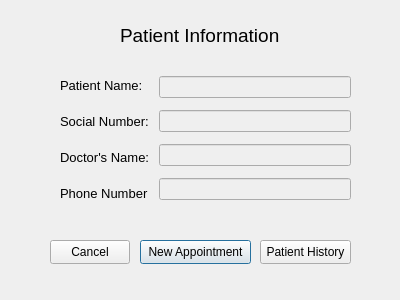
Old version of the form GroupFour_DoctorsOffice/patientpage.ui in the repository KittimasakBunrat/GroupFour_DoctorsOffice.
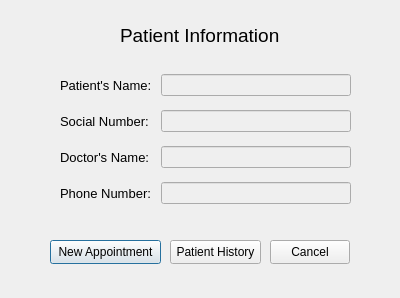
New version of the form.

```diff
--- a/GroupFour_DoctorsOffice/patientpage.ui
+++ b/GroupFour_DoctorsOffice/patientpage.ui
@@ -7,7 +7,7 @@
     <x>0</x>
     <y>0</y>
     <width>400</width>
-    <height>300</height>
+    <height>298</height>
    </rect>
   </property>
   <property name="windowTitle">
@@ -35,7 +35,7 @@
   <widget class="QPushButton" name="pushButton">
    <property name="geometry">
     <rect>
-     <x>140</x>
+     <x>50</x>
      <y>240</y>
      <width>111</width>
      <height>24</height>
@@ -48,7 +48,7 @@
   <widget class="QPushButton" name="pushButton_2">
    <property name="geometry">
     <rect>
-     <x>50</x>
+     <x>270</x>
      <y>240</y>
      <width>80</width>
      <height>24</height>
@@ -79,7 +79,7 @@
          </font>
         </property>
         <property name="text">
-         <string>Patient Name: </string>
+         <string>Patient's Name: </string>
         </property>
        </widget>
       </item>
@@ -118,7 +118,7 @@
          </font>
         </property>
         <property name="text">
-         <string>Phone Number</string>
+         <string>Phone Number:</string>
         </property>
        </widget>
       </item>
@@ -126,6 +126,9 @@
     </item>
     <item>
      <layout class="QVBoxLayout" name="verticalLayout_2">
+      <property name="spacing">
+       <number>10</number>
+      </property>
       <item>
        <widget class="QLineEdit" name="edit_PatientName">
         <property name="enabled">
@@ -161,7 +164,7 @@
   <widget class="QPushButton" name="open_patient_history">
    <property name="geometry">
     <rect>
-     <x>260</x>
+     <x>170</x>
      <y>240</y>
      <width>91</width>
      <height>24</height>
```
